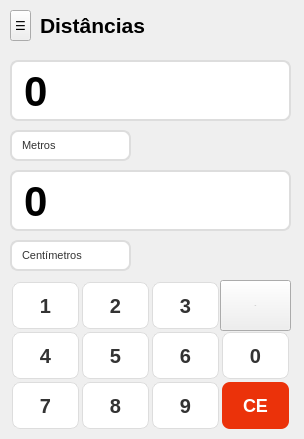
Old version of the form Calculadora/calculadora.ui in the repository ruilopes14/calculadora-teste.
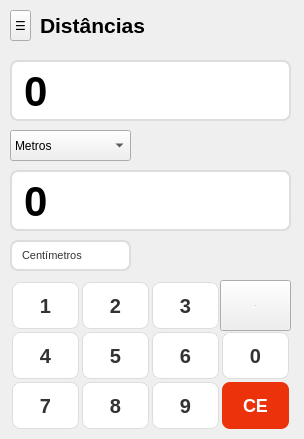
New version of the form. The open tabs and pages were chosen to show the change. Icons and pictures are not drawn.

```diff
--- a/Calculadora/calculadora.ui
+++ b/Calculadora/calculadora.ui
@@ -1014,28 +1014,10 @@
       </rect>
      </property>
      <property name="font">
-      <font>
-       <pointsize>-1</pointsize>
-      </font>
+      <font/>
      </property>
      <property name="styleSheet">
-      <string notr="true">QComboBox {
-    background-color: white;
-    color: #333;
-    font-size: 11px;
-    border: 2px solid #ddd;
-    border-radius: 8px;
-    padding: 5px 10px;
-}
-QComboBox::drop-down {
-    border: none;
-    width: 25px;
-}
-QComboBox::down-arrow {
-    image: url(arrow.png);
-    width: 10px;
-    height: 10px;
-}</string>
+      <string notr="true"/>
      </property>
      <property name="currentText">
       <string>Metros</string>
```
Left out of the diff: 2 changed lines with no effect on the pictures.
